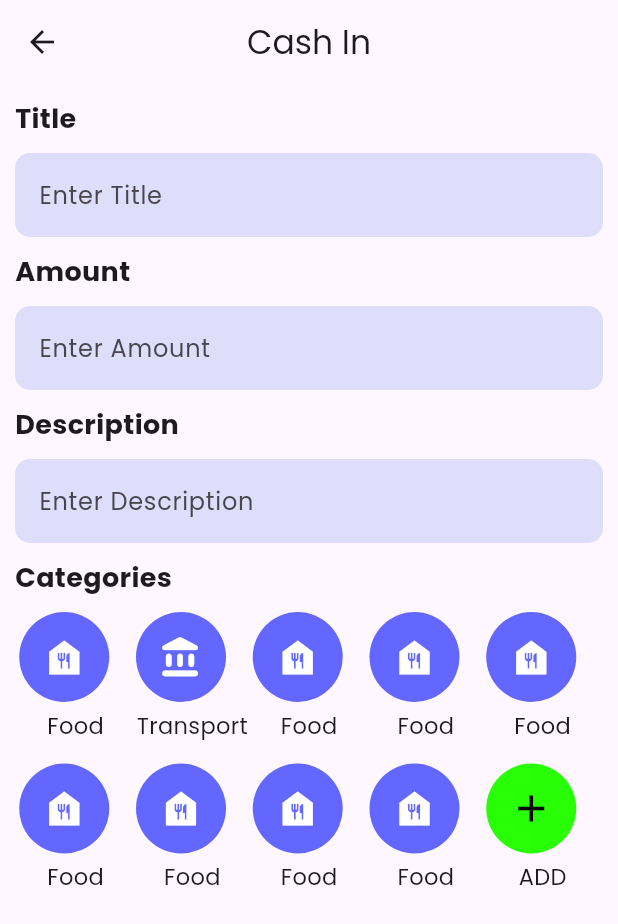
After one commit to THARINDUnirmal/money-nest-flutter-app, a Flutter app: the SingleWalletScreen screen opened directly, after a tap on "+ Cash In", on a phone screen of 412 x 824 dp. The commit adds this screen. Shown: the top 924 px of the screen. Run offline on Flutter 3.47's test engine with Material 3 defaults, Android fonts, the phone set to English and light mode, and no system bars; our stand-ins replace curved_navigation_bar, flutter_svg, google_fonts, lottie.

Commit message:
add data screen implement

```diff
--- /dev/null
+++ b/lib/view/single_screens/add_data_screen.dart
@@ -0,0 +1,116 @@
+import 'package:flutter/material.dart';
+import 'package:new_ex_app/utils/app_constatnts.dart';
+import 'package:new_ex_app/widgets/categeory_widget.dart';
+
+class AddDataScreen extends StatefulWidget {
+  const AddDataScreen({super.key});
+
+  @override
+  State<AddDataScreen> createState() => _AddDataScreenState();
+}
+
+class _AddDataScreenState extends State<AddDataScreen> {
+  @override
+  Widget build(BuildContext context) {
+    return Scaffold(
+      appBar: AppBar(title: Text("Cash In"), centerTitle: true),
+      body: Padding(
+        padding: EdgeInsets.all(AppConstatnts.appPadding),
+        child: Column(
+          children: [
+            Form(
+              child: Column(
+                crossAxisAlignment: CrossAxisAlignment.start,
+                children: [
+                  Text(
+                    "Title",
+                    style: TextStyle(fontSize: 18, fontWeight: FontWeight.bold),
+                  ),
+                  SizedBox(height: 10),
+                  TextFormField(
+                    decoration: InputDecoration(
+                      filled: true,
+                      labelText: "Enter Title",
+                      fillColor: Color.fromARGB(255, 222, 222, 250),
+                      border: OutlineInputBorder(
+                        borderRadius: BorderRadius.circular(10),
+                        borderSide: BorderSide.none,
+                      ),
+                    ),
+                  ),
+                  SizedBox(height: 10),
+                  Text(
+                    "Amount",
+                    style: TextStyle(fontSize: 18, fontWeight: FontWeight.bold),
+                  ),
+                  SizedBox(height: 10),
+                  TextFormField(
+                    keyboardType: TextInputType.number,
+                    decoration: InputDecoration(
+                      filled: true,
+                      labelText: "Enter Amount",
+                      fillColor: Color.fromARGB(255, 222, 222, 250),
+                      border: OutlineInputBorder(
+                        borderRadius: BorderRadius.circular(10),
+                        borderSide: BorderSide.none,
+                      ),
+                    ),
+                  ),
+                  SizedBox(height: 10),
+                  Text(
+                    "Description",
+                    style: TextStyle(fontSize: 18, fontWeight: FontWeight.bold),
+                  ),
+                  SizedBox(height: 10),
+                  TextFormField(
+                    decoration: InputDecoration(
+                      filled: true,
+                      labelText: "Enter Description",
+                      fillColor: Color.fromARGB(255, 222, 222, 250),
+                      border: OutlineInputBorder(
+                        borderRadius: BorderRadius.circular(10),
+                        borderSide: BorderSide.none,
+                      ),
+                    ),
+                  ),
+                  SizedBox(height: 10),
+                  Text(
+                    "Categories",
+                    style: TextStyle(fontSize: 18, fontWeight: FontWeight.bold),
+                  ),
+                  SizedBox(height: 10),
+                  Row(
+                    mainAxisAlignment: MainAxisAlignment.spaceEvenly,
+                    children: [
+                      CategeoryWidget(title: "Food", icon: Icons.food_bank),
+                      CategeoryWidget(
+                        title: "Transport",
+                        icon: Icons.account_balance_rounded,
+                      ),
+                      CategeoryWidget(title: "Food", icon: Icons.food_bank),
+                      CategeoryWidget(title: "Food", icon: Icons.food_bank),
+                      CategeoryWidget(title: "Food", icon: Icons.food_bank),
+                    ],
+                  ),
+                  SizedBox(height: 15),
+                  Row(
+                    mainAxisAlignment: MainAxisAlignment.spaceEvenly,
+                    children: [
+                      CategeoryWidget(title: "Food", icon: Icons.food_bank),
+                      CategeoryWidget(title: "Food", icon: Icons.food_bank),
+                      CategeoryWidget(title: "Food", icon: Icons.food_bank),
+                      CategeoryWidget(title: "Food", icon: Icons.food_bank),
+                      CategeoryWidget(title: "ADD", icon: Icons.add),
+                    ],
+                  ),
+
+                  SizedBox(height: 10),
+                ],
+              ),
+            ),
+          ],
+        ),
+      ),
+    );
+  }
+}
--- a/lib/view/single_screens/single_wallet_screen.dart
+++ b/lib/view/single_screens/single_wallet_screen.dart
@@ -2,6 +2,7 @@ import 'package:flutter/material.dart';
 import 'package:flutter_svg/flutter_svg.dart';
 import 'package:lottie/lottie.dart';
 import 'package:new_ex_app/utils/app_constatnts.dart';
+import 'package:new_ex_app/view/single_screens/add_data_screen.dart';
 
 class SingleWalletScreen extends StatelessWidget {
   const SingleWalletScreen({super.key});
@@ -128,7 +129,14 @@ class SingleWalletScreen extends StatelessWidget {
         child: Row(
           mainAxisAlignment: MainAxisAlignment.center,
           children: [
-            Container(
+            InkWell(
+              onTap: () {
+                Navigator.push(
+                  context,
+                  MaterialPageRoute(builder: (context) => AddDataScreen()),
+                );
+              },
+              child: Container(
                 width: 150,
                 height: 50,
                 decoration: BoxDecoration(
@@ -149,6 +157,7 @@ class SingleWalletScreen extends StatelessWidget {
                       fontSize: 16,
                       fontWeight: FontWeight.bold,
                       color: Colors.white,
+                    ),
                   ),
                 ),
               ),
--- /dev/null
+++ b/lib/widgets/categeory_widget.dart
@@ -0,0 +1,37 @@
+import 'package:flutter/material.dart';
+import 'package:new_ex_app/utils/app_colors.dart';
+
+class CategeoryWidget extends StatelessWidget {
+  final String title;
+  final IconData icon;
+  const CategeoryWidget({super.key, required this.title, required this.icon});
+
+  @override
+  Widget build(BuildContext context) {
+    return Column(
+      children: [
+        Container(
+          width: 60,
+          height: 60,
+          margin: EdgeInsets.only(right: 15),
+          decoration: BoxDecoration(
+            shape: BoxShape.circle,
+            color: title == "ADD"
+                ? const Color.fromARGB(255, 40, 255, 7)
+                : AppColors.appBlueColor,
+          ),
+          child: Icon(
+            icon,
+            color: title == "ADD" ? Colors.black : Colors.white,
+            size: 30,
+          ),
+        ),
+        SizedBox(height: 5),
+        Text(
+          title,
+          style: TextStyle(fontSize: 15, fontWeight: FontWeight.normal),
+        ),
+      ],
+    );
+  }
+}
```
Lines whose indentation alone changed are shown as unchanged.
